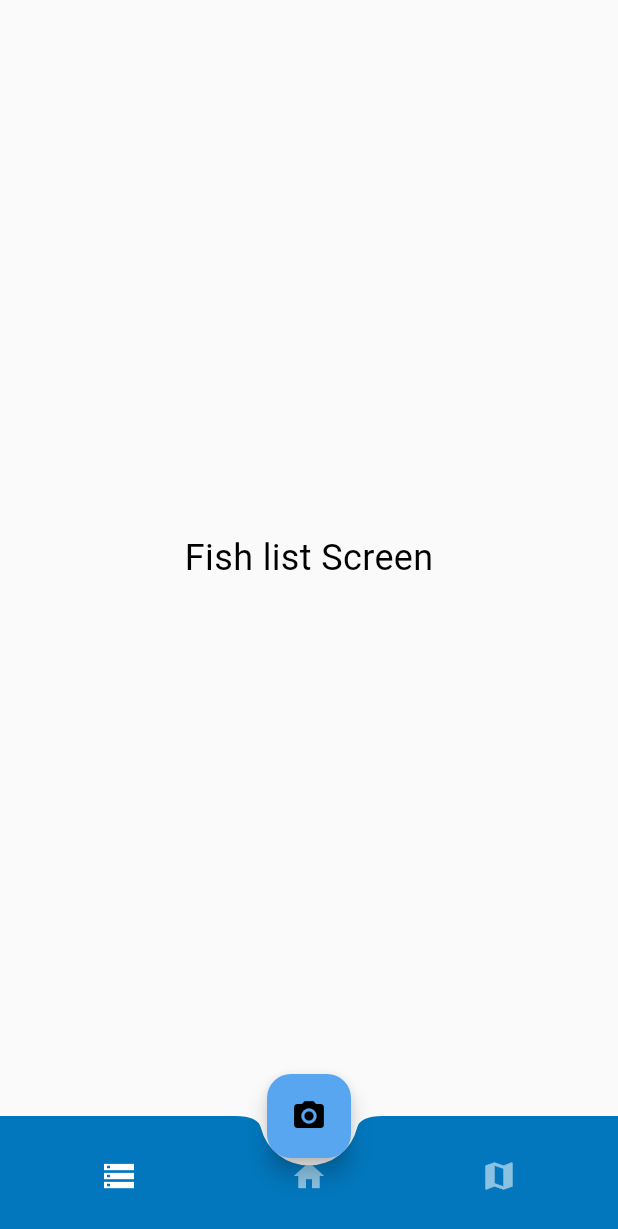
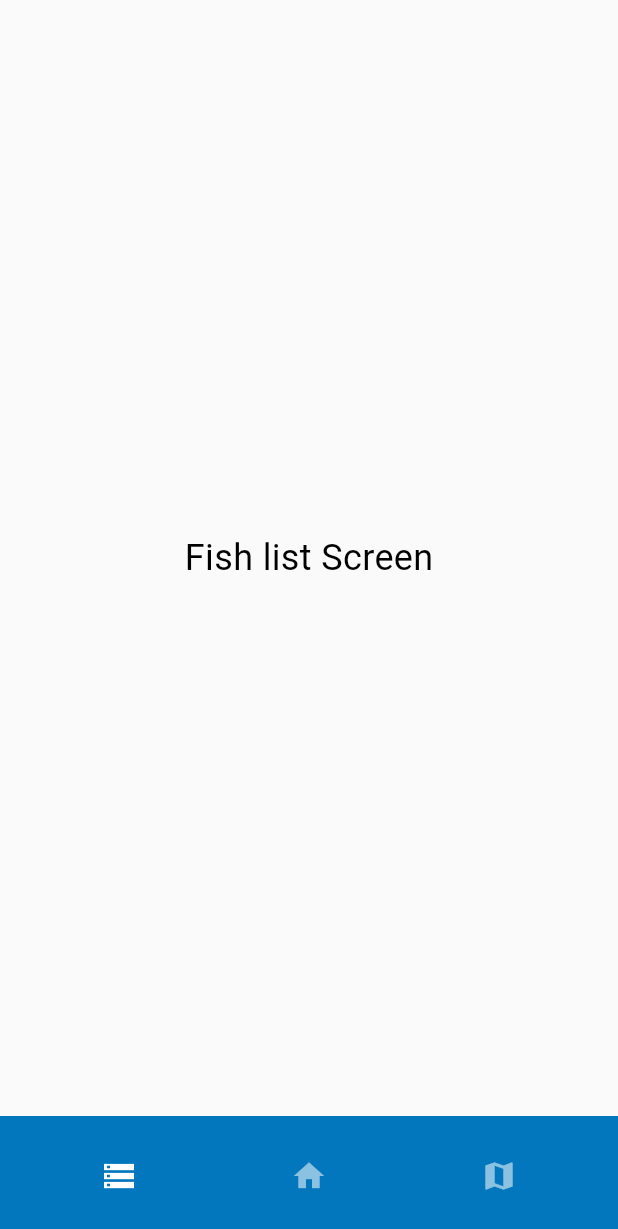
Before and after one commit to Vuffi2007/WildNote, a Flutter app: the screen it shows after launch, on a phone screen of 412 x 824 dp. Shown: the top 1229 px of the screen. Run offline on Flutter 3.47's test engine with Material 3 defaults, Android fonts, the phone set to English and light mode, and no system bars.

Commit message:
home page button disappers - camera button appears

```diff
--- a/lib/main.dart
+++ b/lib/main.dart
@@ -46,12 +46,12 @@
             MapScreen()
           ],
         ),
-        floatingActionButtonLocation: FloatingActionButtonLocation.centerDocked,
-        floatingActionButton: const FloatingActionButton(
+        floatingActionButton: selectedIndex == 1 ? const FloatingActionButton(
           onPressed: (null),
           tooltip: 'Take photo',
           child: Icon(Icons.camera_alt),
-        ),
+        ) : null,
+        floatingActionButtonLocation: FloatingActionButtonLocation.centerDocked,
         bottomNavigationBar: BottomAppBar(
           color: blueFishColorScheme.primary,
           shape: const CircularNotchedRectangle(),
@@ -68,8 +68,10 @@
                   onPressed: () => onItemTapped(0),
                 ),
                 IconButton(
-                  icon: Icon(Icons.home, color: selectedIndex == 1 ? Colors.white : Colors.white54,),
-                  onPressed: () => onItemTapped(1),
+                  icon: Icon(Icons.home, color: selectedIndex == 1 ? Colors.transparent : Colors.white54,),
+                  splashColor: Colors.transparent,    // removes ripple
+                  highlightColor: Colors.transparent, // removes the gray highlight
+                  onPressed: selectedIndex == 1 ? null : () => onItemTapped(1),
                 ),
                 IconButton(
                   icon: Icon(Icons.map, color: selectedIndex == 2 ? Colors.white : Colors.white54,),
```
